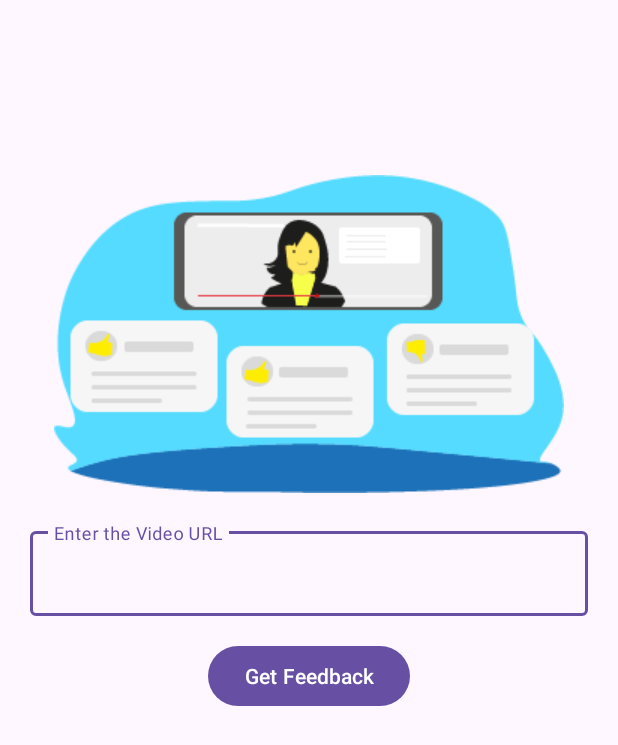
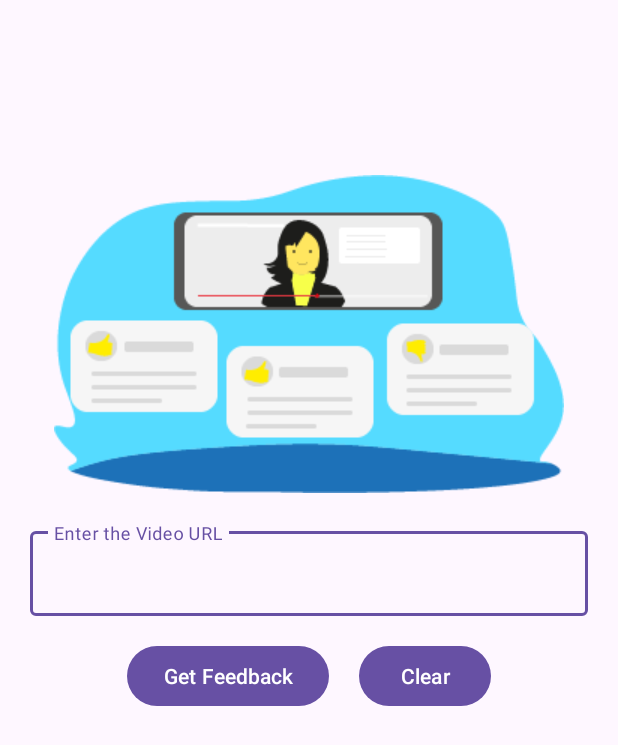
Before and after one commit to Antriksh1234/Youtube-Analytics-Mini---Android, an Android app: the screen it shows after launch (MainActivity), on a phone screen of 412 x 824 dp. Shown: the top 745 px of the screen. Run offline under Robolectric (Android 15) with nearby library versions, the phone set to English and light mode, and no system bars.

Commit message:
Add the clear button and internet check

```diff
--- a/app/src/main/AndroidManifest.xml
+++ b/app/src/main/AndroidManifest.xml
@@ -3,6 +3,7 @@
     xmlns:tools="http://schemas.android.com/tools">
 
     <uses-permission android:name="android.permission.INTERNET" />
+    <uses-permission android:name="android.permission.ACCESS_NETWORK_STATE" />
 
     <application
         android:allowBackup="true"
--- a/app/src/main/java/com/example/youtubeananlyticsmini/MainActivity.java
+++ b/app/src/main/java/com/example/youtubeananlyticsmini/MainActivity.java
@@ -7,27 +7,25 @@ import android.widget.ProgressBar;
 
 import androidx.appcompat.app.AppCompatActivity;
 
+import com.example.youtubeananlyticsmini.OnClickListeners.ClearButtonListener;
 import com.example.youtubeananlyticsmini.OnClickListeners.SubmitButtonListener;
 import com.google.android.material.textfield.TextInputEditText;
 
 
 public class MainActivity extends AppCompatActivity {
 
-    private TextInputEditText videoURLEditText;
-    private Button submitButton;
-    private Handler handler;
-    private ProgressBar progressBar;
-
     @Override
     protected void onCreate(Bundle savedInstanceState) {
         super.onCreate(savedInstanceState);
         setContentView(R.layout.activity_main);
 
-        videoURLEditText = findViewById(R.id.video_url_edit_text);
-        submitButton = findViewById(R.id.submitButton);
-        handler = new Handler();
-        progressBar = findViewById(R.id.stats_fetch_progressbar);
+        TextInputEditText videoURLEditText = findViewById(R.id.video_url_edit_text);
+        Button submitButton = findViewById(R.id.submitButton);
+        Handler handler = new Handler();
+        ProgressBar progressBar = findViewById(R.id.stats_fetch_progressbar);
+        Button clearButton = findViewById(R.id.clear_button);
 
         submitButton.setOnClickListener(new SubmitButtonListener(videoURLEditText, handler, progressBar, getApplicationContext()));
+        clearButton.setOnClickListener(new ClearButtonListener(videoURLEditText));
     }
 }
--- /dev/null
+++ b/app/src/main/java/com/example/youtubeananlyticsmini/OnClickListeners/ClearButtonListener.java
@@ -0,0 +1,19 @@
+package com.example.youtubeananlyticsmini.OnClickListeners;
+
+import android.view.View;
+
+import com.google.android.material.textfield.TextInputEditText;
+
+public class ClearButtonListener implements View.OnClickListener{
+
+    private final TextInputEditText videoURLEditText;
+
+    public ClearButtonListener(TextInputEditText videoURLEditText) {
+        this.videoURLEditText = videoURLEditText;
+    }
+
+    @Override
+    public void onClick(View v) {
+        videoURLEditText.setText("");
+    }
+}
--- a/app/src/main/java/com/example/youtubeananlyticsmini/OnClickListeners/SubmitButtonListener.java
+++ b/app/src/main/java/com/example/youtubeananlyticsmini/OnClickListeners/SubmitButtonListener.java
@@ -1,7 +1,11 @@
 package com.example.youtubeananlyticsmini.OnClickListeners;
 
+import android.app.Application;
 import android.content.Context;
 import android.content.Intent;
+import android.net.ConnectivityManager;
+import android.net.Network;
+import android.net.NetworkCapabilities;
 import android.os.Handler;
 import android.util.Log;
 import android.view.View;
@@ -35,6 +39,13 @@ public class SubmitButtonListener implements View.OnClickListener {
         this.progressBar = progressBar;
         this.context = context;
     }
+    private Boolean isNetworkAvailable(Application application) {
+        ConnectivityManager connectivityManager = (ConnectivityManager) application.getSystemService(Context.CONNECTIVITY_SERVICE);
+        Network nw = connectivityManager.getActiveNetwork();
+        if (nw == null) return false;
+        NetworkCapabilities actNw = connectivityManager.getNetworkCapabilities(nw);
+        return actNw != null && (actNw.hasTransport(NetworkCapabilities.TRANSPORT_WIFI) || actNw.hasTransport(NetworkCapabilities.TRANSPORT_CELLULAR) || actNw.hasTransport(NetworkCapabilities.TRANSPORT_ETHERNET) || actNw.hasTransport(NetworkCapabilities.TRANSPORT_BLUETOOTH));
+    }
 
     private boolean isValidURL(String url) {
         String videoId = null;
@@ -59,6 +70,11 @@ public class SubmitButtonListener implements View.OnClickListener {
         String url = videoURLEditText.getText().toString();
         if (!isValidURL(url)) {
             Toast.makeText(view.getContext(), "Please Provide a correct URL!", Toast.LENGTH_SHORT).show();
+            return;
+        }
+
+        if (!isNetworkAvailable((Application) context)) {
+            Toast.makeText(view.getContext(), "Please Check your internet connection and try again!!", Toast.LENGTH_SHORT).show();
             return;
         }
 
--- a/app/src/main/res/layout/activity_main.xml
+++ b/app/src/main/res/layout/activity_main.xml
@@ -37,15 +37,30 @@
 
         </com.google.android.material.textfield.TextInputLayout>
 
-        <Button
-            android:layout_below="@+id/outlinedTextField"
-            android:layout_centerHorizontal="true"
-            android:id="@+id/submitButton"
+        <RelativeLayout
             android:layout_marginTop="16dp"
-            android:layout_width="wrap_content"
+            android:layout_width="match_parent"
+            android:gravity="center"
             android:layout_height="wrap_content"
-            android:text="Get Feedback"
-            />
+            android:layout_below="@id/outlinedTextField">
+
+            <Button
+                android:layout_marginStart="10dp"
+                android:layout_toEndOf="@+id/submitButton"
+                android:id="@+id/clear_button"
+                android:text="Clear"
+                android:layout_width="wrap_content"
+                android:layout_height="wrap_content"/>
+
+            <Button
+                android:layout_marginEnd="10dp"
+                android:id="@+id/submitButton"
+                android:layout_width="wrap_content"
+                android:layout_height="wrap_content"
+                android:text="Get Feedback"
+                />
+
+        </RelativeLayout>
 
     </RelativeLayout>
 
```
